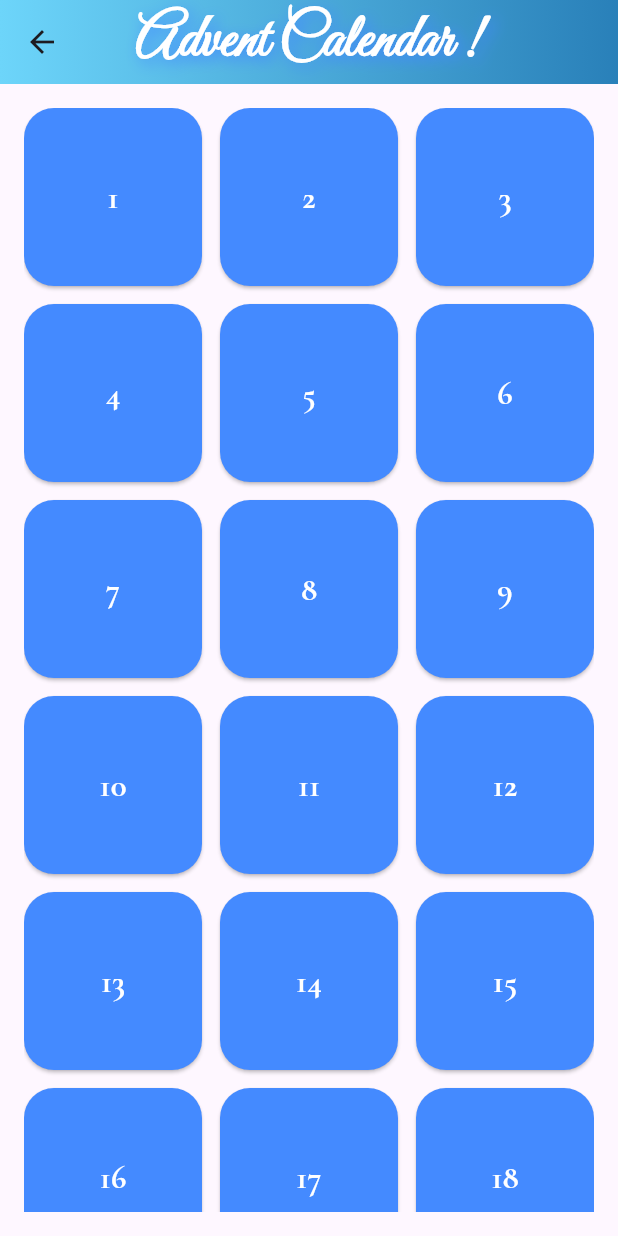
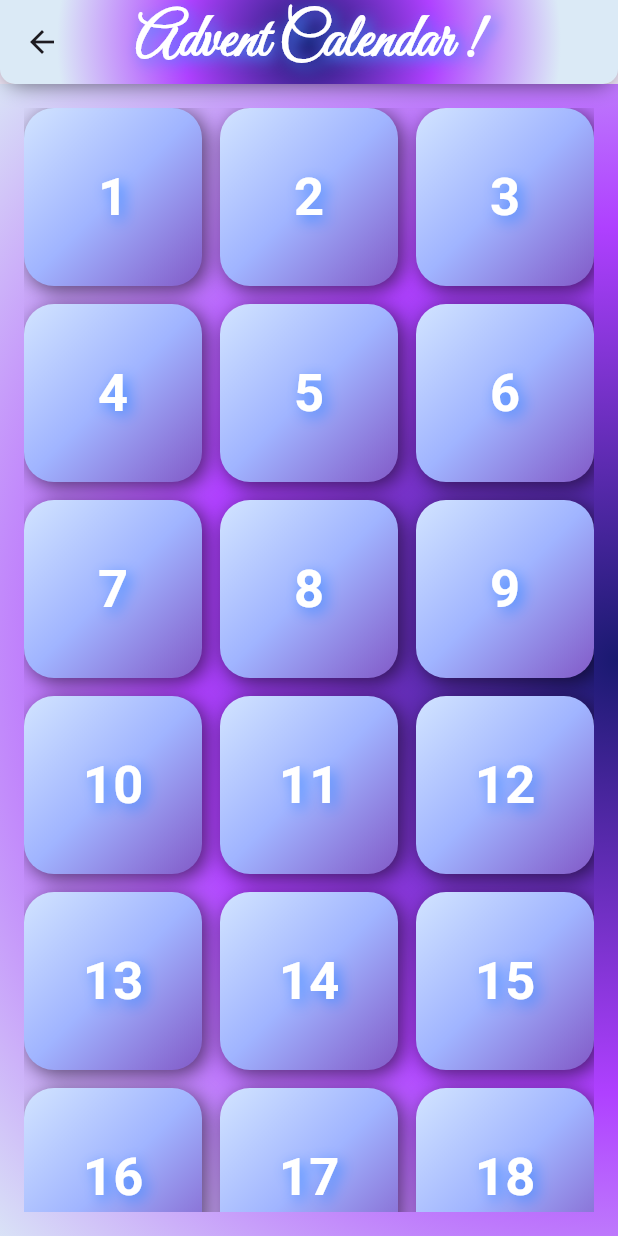
Before and after one commit to 11292-stella/christmas_calendar, a Flutter app: the PaginaCalendario screen opened directly, on a phone screen of 412 x 824 dp. Run offline on Flutter 3.47's test engine with Material 3 defaults, Android fonts, the phone set to English and light mode, and no system bars; our stand-ins replace google_fonts.

Commit message:
style bottoni del calendario

```diff
--- a/lib/pagina_calendario.dart
+++ b/lib/pagina_calendario.dart
@@ -22,6 +22,7 @@ class _PaginaCalendarioState extends State<PaginaCalendario> {
         //titolo dell' AppBarr
         title: Text(
           'Advent Calendar !',
+          //style testo appBar
           style: GoogleFonts.greatVibes(
             fontSize: 40,
             color: Colors.white,
@@ -38,46 +39,135 @@ class _PaginaCalendarioState extends State<PaginaCalendario> {
         ),
         //centriamo il titolo dell'AppBar
         centerTitle: true,
-        //ombra sotto l'AppBAr
-        elevation: 1,
+        // Ombra sotto l'AppBar: più alto è il valore, più l'AppBar sembra "sollevata"
+        elevation: 8,
+        // flexibleSpace permette di personalizzare completamente lo sfondo dell'AppBar
         flexibleSpace: Container(
           decoration: const BoxDecoration(
-            gradient: LinearGradient(
-              colors: [Color(0xFF6DD5FA), Color(0xFF2980B9)],
+            // Arrotonda SOLO gli angoli inferiori dell'AppBar
+            // (quelli superiori restano dritti perché l'AppBar è attaccata al bordo alto)
+            borderRadius: BorderRadius.vertical(bottom: Radius.circular(10)),
+
+            // RadialGradient = gradiente circolare che parte dal centro
+            gradient: RadialGradient(
+              colors: [
+                Color.fromARGB(255, 25, 25, 112),
+                Color.fromARGB(255, 175, 64, 255),
+                Color.fromARGB(255, 219, 234, 246),
+              ],
+
+              center: Alignment.center, //parte dal centro
+              radius: 3.0, //quanto si espande(0.0 = piccolo, 1.o = pieno)
             ),
+            // boxShadow aggiunge un'ombra al contenitore dell'AppBar
+            boxShadow: [
+              BoxShadow(
+                color: Colors.black54, // colore dell'ombra
+                blurRadius: 12, // quanto è sfumata l'ombra
+                spreadRadius: -4, // negativo = ombra "interna" più sottile
+                offset: Offset(0, 4), // sposta l'ombra verso il basso
+              ),
+            ],
           ),
         ),
       ),
+      // Il corpo della pagina
+      body: Container(
+        //sfondo della pagina
+        decoration: const BoxDecoration(
+          gradient: RadialGradient(
+            colors: [
+              Color.fromARGB(255, 25, 25, 112),
+              Color.fromARGB(255, 175, 64, 255),
+              Color.fromARGB(255, 219, 234, 246),
+            ],
 
-      body: Padding(
-        padding: const EdgeInsets.all(16.0),
-        child: GridView.builder(
-          gridDelegate: const SliverGridDelegateWithFixedCrossAxisCount(
-            crossAxisCount: 3,
-            crossAxisSpacing: 12,
-            mainAxisSpacing: 12,
+            center: Alignment.centerRight,
+            radius: 1.4, //quanto si espande(0.0 = piccolo, 1.o = pieno)
           ),
-          itemCount: 24,
-          itemBuilder: (context, index) {
-            final day = index + 1;
-            return ElevatedButton(
-              style: ElevatedButton.styleFrom(
-                backgroundColor: Colors.blueAccent,
-                shape: RoundedRectangleBorder(
+        ),
+        child: Padding(
+          // Padding esterno per non far toccare la griglia ai bordi dello schermo
+          padding: const EdgeInsets.all(16.0),
+          // GridView.builder crea una griglia dinamica
+          child: GridView.builder(
+            // SliverGridDelegateWithFixedCrossAxisCount definisce:
+            // - quante colonne
+            // - spazi orizzontali e verticali
+            gridDelegate: const SliverGridDelegateWithFixedCrossAxisCount(
+              crossAxisCount: 3, // 3 colonne → perfetto per 24 giorni
+              crossAxisSpacing: 12, // spazio orizzontale tra i bottoni
+              mainAxisSpacing: 12, // spazio verticale tra i bottoni
+            ),
+            // Numero totale di elementi nella griglia
+            itemCount: 24, // 24 giorni dell’avvento
+            // itemBuilder costruisce ogni singolo bottone della griglia
+            itemBuilder: (context, index) {
+              // index parte da 0 → aggiungiamo 1 per avere 1–24
+              final day = index + 1;
+              //ritorna un bottone
+              // Dentro il GridView, ogni cella del calendario è costruita qui
+              return Container(
+                //Il Container gestisce TUTTA la parte grafica del bottone:
+                // - gradienti, ombre, bordi arrotondati
+                decoration: BoxDecoration(
+                  gradient: const LinearGradient(
+                    colors: [
+                      Color.fromARGB(255, 210, 228, 255),
+                      Color.fromARGB(255, 160, 180, 255),
+                      Color.fromARGB(255, 130, 90, 200),
+                    ],
+                    begin: Alignment.topLeft,
+                    end: Alignment.bottomRight,
+                  ),
+                  //Arrotonda gli angoli del bottone
                   borderRadius: BorderRadius.circular(20),
+                  //Ombra esterna per dare profondità (effetto 3D)
+                  boxShadow: [
+                    BoxShadow(
+                      color: Colors.black54,
+                      blurRadius: 10,
+                      offset: Offset(3, 3),
+                    ),
+                  ],
                 ),
-              ),
-              onPressed: () {},
-              child: Text(
-                '$day',
-                style: GoogleFonts.cormorantGaramond(
-                  fontSize: 22,
-                  fontWeight: FontWeight.bold,
-                  color: Colors.white,
+                //Material serve per far funzionare l’effetto “splash” dell’InkWell
+                child: Material(
+                  // importantissimo: non copre il gradiente
+                  color: Colors.transparent,
+                  //InkWell è la parte cliccabile del bottone
+                  child: InkWell(
+                    // splash arrotondato come il container
+                    borderRadius: BorderRadius.circular(20),
+                    onTap: () {
+                      //azione futura del bottone
+                    },
+                    //Center centra il numero dentro la cella
+                    child: Center(
+                      child: Text(
+                        //// numero del giorno (1–24)
+                        '$day',
+                        //Stile del numero
+                        style: GoogleFonts.cinzelDecorative(
+                          fontSize: 35,
+                          fontWeight: FontWeight.bold,
+                          color: Colors.white,
+                          //Ombra del testo per effetto glow / rilievo
+                          shadows: [
+                            Shadow(
+                              color: Colors.blueAccent,
+                              offset: Offset(3, 3),
+                              blurRadius: 12,
+                            ),
+                          ],
+                        ),
+                      ),
+                    ),
+                  ),
                 ),
-              ),
-            );
-          },
+              );
+            },
+          ),
         ),
       ),
     );
```
